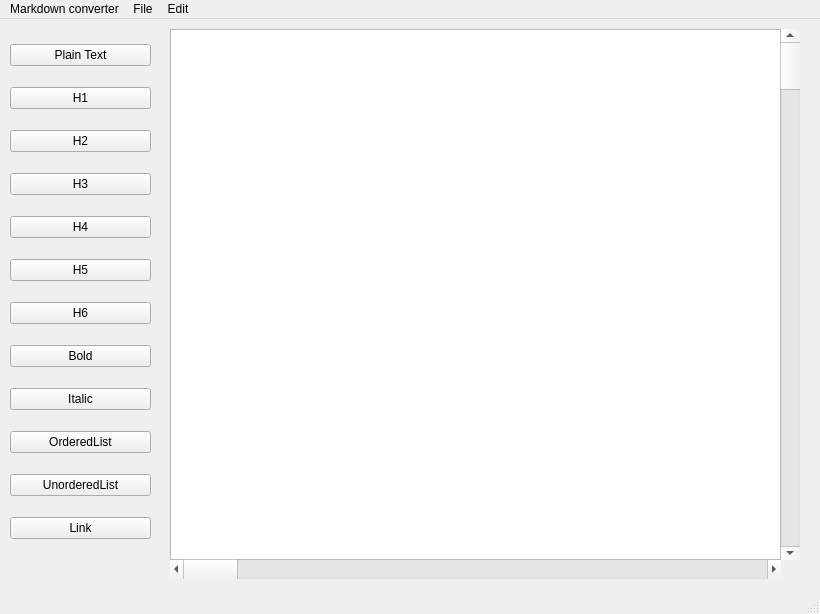
Qt form MainWindow.ui (jp3pe/markdown-converter) before a commit.
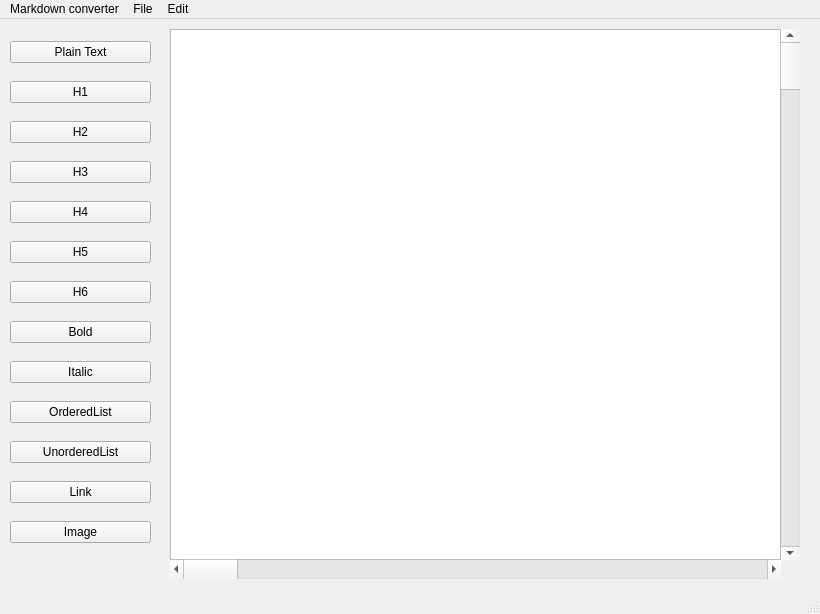
The same form after that commit.

Commit message: Add image push button

What changed in the file:
```diff
--- a/MainWindow.ui
+++ b/MainWindow.ui
@@ -108,6 +108,13 @@
        </property>
       </widget>
      </item>
+     <item>
+      <widget class="QPushButton" name="pushButton_Image">
+       <property name="text">
+        <string>Image</string>
+       </property>
+      </widget>
+     </item>
     </layout>
    </widget>
    <widget class="QTextEdit" name="textEdit">
```
The commit also changes 1 other file.
